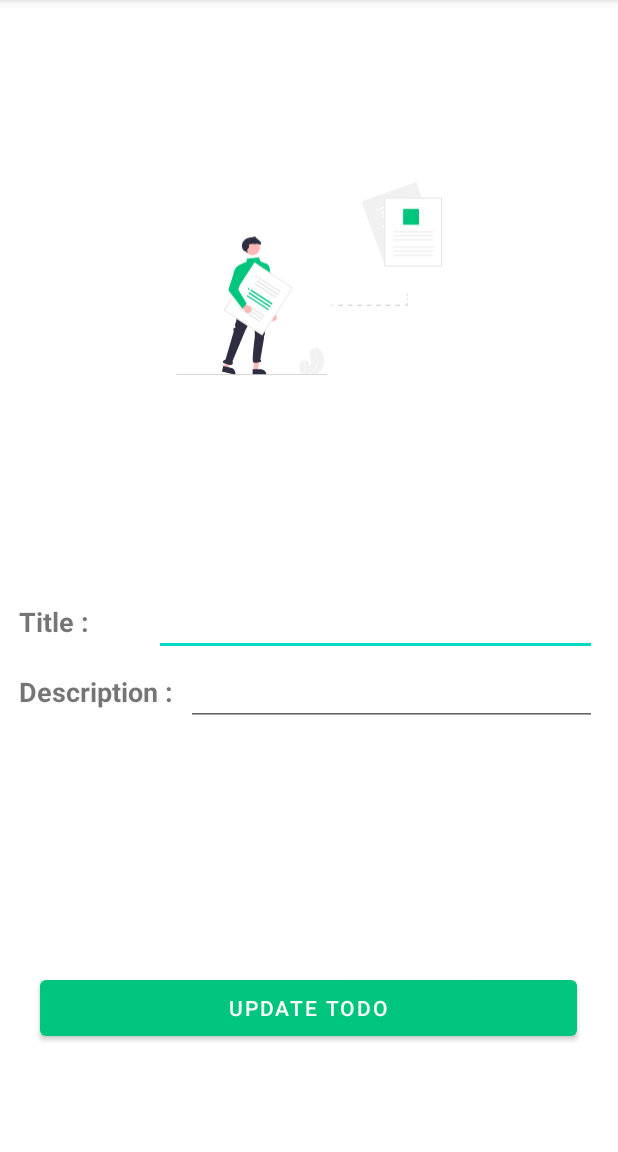
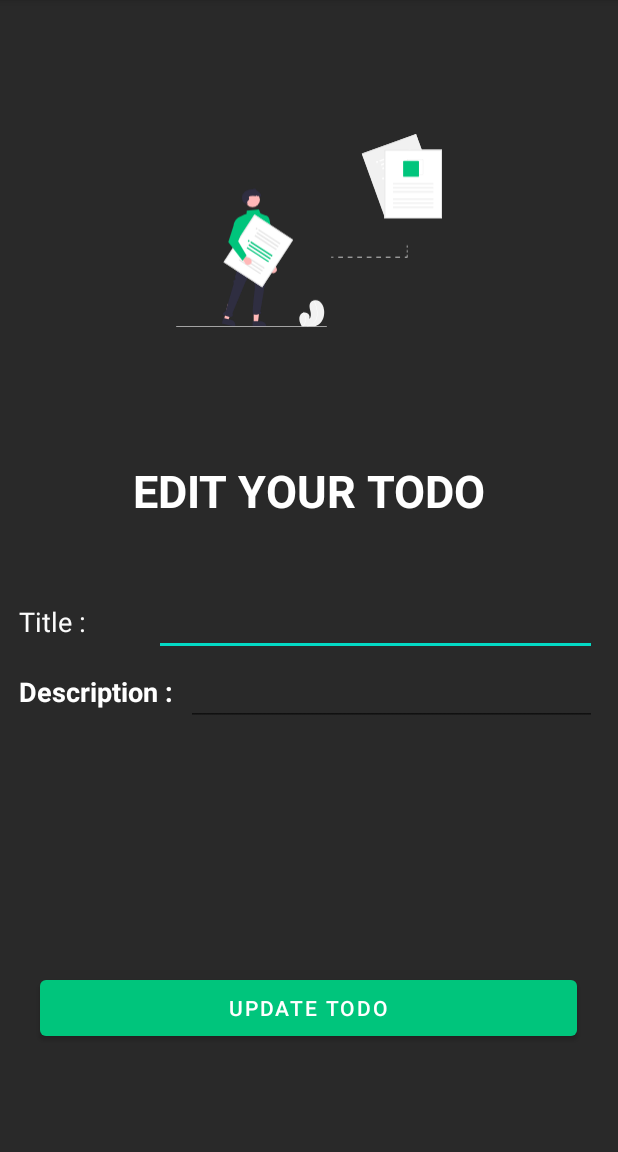
Before and after one commit to SupunGurusinghe/MAD_Group_Project, an Android app: the EditTodo screen opened directly, with no data from a screen before it, on a phone screen of 412 x 824 dp, the part 84-1236 px from its top. Run offline under Robolectric (Android 15) with nearby library versions, the phone set to English and light mode, and no system bars; 3 statements that could not run were skipped.

Commit message:
change colors and fixed layout

```diff
--- a/app/src/main/res/layout/activity_edit_todo.xml
+++ b/app/src/main/res/layout/activity_edit_todo.xml
@@ -4,6 +4,7 @@
     xmlns:tools="http://schemas.android.com/tools"
     android:layout_width="match_parent"
     android:layout_height="match_parent"
+    android:background="@color/colorPrimary"
     tools:context=".activities.EditTodo">
 
     <TextView
@@ -40,7 +41,7 @@
         android:id="@+id/imageView2"
         android:layout_width="177dp"
         android:layout_height="163dp"
-        android:layout_marginTop="104dp"
+        android:layout_marginTop="72dp"
         app:layout_constraintEnd_toEndOf="parent"
         app:layout_constraintStart_toStartOf="parent"
         app:layout_constraintTop_toTopOf="parent"
@@ -68,8 +69,8 @@
                 android:layout_weight="1"
                 android:gravity="center_vertical"
                 android:text="Title :"
-                android:textSize="18sp"
-                android:textStyle="bold" />
+                android:textColor="#FBFBFB"
+                android:textSize="18sp" />
 
             <EditText
                 android:id="@+id/editToDOTextTitle"
@@ -78,6 +79,7 @@
                 android:ems="10"
                 android:gravity="center_vertical"
                 android:inputType="textPersonName"
+                android:textColor="#FFFFFF"
                 app:layout_constraintEnd_toEndOf="parent"
                 app:layout_constraintStart_toStartOf="parent"
                 tools:layout_editor_absoluteY="217dp" />
@@ -97,6 +99,7 @@
                 android:layout_weight="1"
                 android:gravity="center_vertical"
                 android:text="Description : "
+                android:textColor="#FFFFFF"
                 android:textSize="18sp"
                 android:textStyle="bold" />
 
@@ -107,6 +110,7 @@
                 android:ems="10"
                 android:gravity="center_vertical"
                 android:inputType="textPersonName"
+                android:textColor="#FFFFFF"
                 app:layout_constraintEnd_toEndOf="parent"
                 app:layout_constraintStart_toStartOf="parent"
                 tools:layout_editor_absoluteY="217dp" />
```
Also changed, not shown: app/src/main/res/layout/activity_add_to_do.xml (+7 -2 lines).
